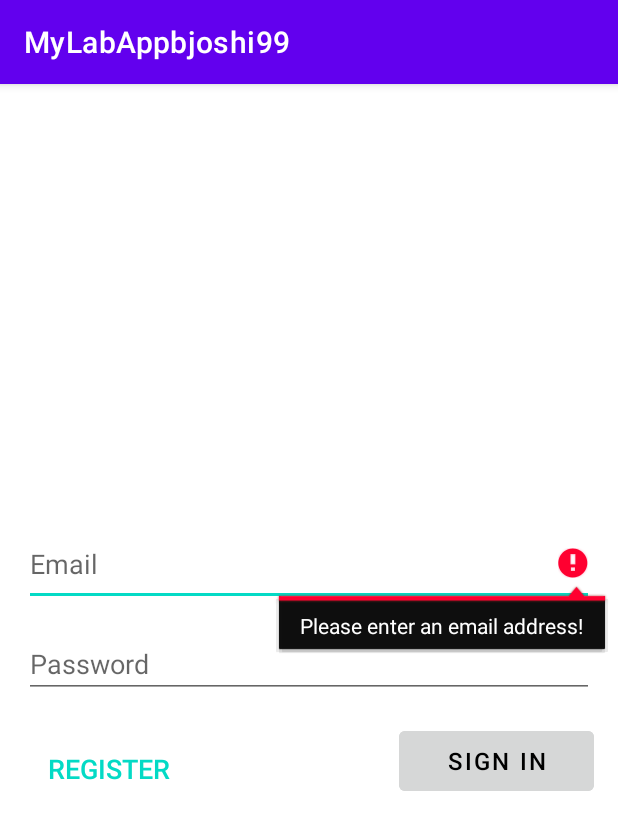
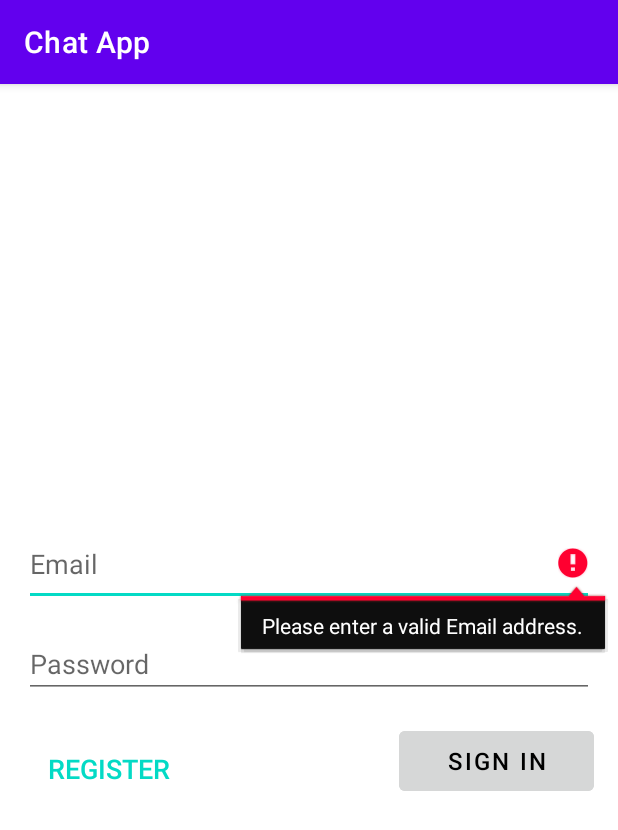
Before and after one commit to bjoshi99/Team-6-TCSS-450, an Android app: the screen it shows after launch (AuthActivity), after a tap on an icon or button, on a phone screen of 412 x 824 dp. Shown: the top 830 px of the screen. Run offline under Robolectric (Android 15) with nearby library versions, the phone set to English and light mode, and no system bars; our stand-ins replace Volley.

Commit message:
update signIn fragment

```diff
--- a/app/src/main/java/edu/uw/team6tcss450/ui/auth/signin/SignInFragment.java
+++ b/app/src/main/java/edu/uw/team6tcss450/ui/auth/signin/SignInFragment.java
@@ -1,6 +1,10 @@
 package edu.uw.team6tcss450.ui.auth.signin;
 
 import android.os.Bundle;
+import android.util.Log;
+import android.view.LayoutInflater;
+import android.view.View;
+import android.view.ViewGroup;
 
 import androidx.annotation.NonNull;
 import androidx.annotation.Nullable;
@@ -8,37 +12,31 @@ import androidx.fragment.app.Fragment;
 import androidx.lifecycle.ViewModelProvider;
 import androidx.navigation.Navigation;
 
-import android.util.Log;
-import android.view.LayoutInflater;
-import android.view.View;
-import android.view.ViewGroup;
-
-import com.auth0.jwt.JWT;
-import com.auth0.jwt.algorithms.Algorithm;
-import com.auth0.jwt.exceptions.JWTCreationException;
-
 import org.json.JSONException;
 import org.json.JSONObject;
 
-import edu.uw.team6tcss450.R;
 import edu.uw.team6tcss450.databinding.FragmentSignInBinding;
+import edu.uw.team6tcss450.ui.auth.signin.SignInFragmentArgs;
+import edu.uw.team6tcss450.ui.auth.signin.SignInFragmentDirections;
+import edu.uw.team6tcss450.ui.auth.signin.SignInViewModel;
+import edu.uw.team6tcss450.utils.PasswordValidator;
+
+import static edu.uw.team6tcss450.utils.PasswordValidator.*;
 
 /**
- * create an instance of this fragment.
+ * A simple {@link Fragment} subclass.
  */
 public class SignInFragment extends Fragment {
 
-    /**
-     * Binding object of this class
-     */
     private FragmentSignInBinding binding;
-
     private SignInViewModel mSignInModel;
 
-    /**
-     * String variable to store user entered email address
-     */
-    private String email;
+    private PasswordValidator mEmailValidator = checkPwdLength(2)
+            .and(checkExcludeWhiteSpace())
+            .and(checkPwdSpecialChar("@"));
+
+    private PasswordValidator mPassWordValidator = checkPwdLength(1)
+            .and(checkExcludeWhiteSpace());
 
     public SignInFragment() {
         // Required empty public constructor
@@ -54,8 +52,8 @@ public class SignInFragment extends Fragment {
     @Override
     public View onCreateView(LayoutInflater inflater, ViewGroup container,
                              Bundle savedInstanceState) {
-
-        binding = FragmentSignInBinding.inflate(inflater, container, false);
+        binding = FragmentSignInBinding.inflate(inflater);
+        // Inflate the layout for this fragment
         return binding.getRoot();
     }
 
@@ -63,72 +61,38 @@ public class SignInFragment extends Fragment {
     public void onViewCreated(@NonNull View view, @Nullable Bundle savedInstanceState) {
         super.onViewCreated(view, savedInstanceState);
 
+        binding.buttonRegister.setOnClickListener(button ->
+                Navigation.findNavController(getView()).navigate(
+                        SignInFragmentDirections.actionSignInFragmentToRegisterFragment()
+                ));
 
-        //sets the onclick event for register button
-        //navigates to register fragment
-        binding.buttonRegister.setOnClickListener(button -> {
-
-            //Use the navigate method to perform the navigation.
-            Navigation.findNavController(getView()).navigate(
-                    SignInFragmentDirections.actionSignInFragmentToRegisterFragment()
-            );
-        });
-
-        //on click listener for sign in button
-        binding.buttonSignin.setOnClickListener(this::onClickSignIn);
+        binding.buttonSignin.setOnClickListener(this::attemptSignIn);
 
         mSignInModel.addResponseObserver(
                 getViewLifecycleOwner(),
-                this::observeResponse
-        );
+                this::observeResponse);
 
         SignInFragmentArgs args = SignInFragmentArgs.fromBundle(getArguments());
         binding.textEmail.setText(args.getEmail().equals("default") ? "" : args.getEmail());
         binding.editPassword.setText(args.getPassword().equals("default") ? "" : args.getPassword());
     }
 
-    /**
-     * Method to validate user inputs from Sign_in xml file
-     * If all inputs are valid then navigates to success fragment
-     * @param view
-     */
-    private void onClickSignIn(View view){
+    private void attemptSignIn(final View button) {
+        validateEmail();
+    }
 
-        email = binding.textEmail.getText().toString();
-        int size = email.length();
-        int occurrence = size - (email.replaceAll("@", "")).length();
+    private void validateEmail() {
+        mEmailValidator.processResult(
+                mEmailValidator.apply(binding.textEmail.getText().toString().trim()),
+                this::validatePassword,
+                result -> binding.textEmail.setError("Please enter a valid Email address."));
+    }
 
-        if(binding.textEmail.length()==0){
-            binding.textEmail.setError("Please enter an email address!");
-        }
-        else if(occurrence != 1){
-            binding.textEmail.setError("Invalid Email Address. Must contain single '@' ");
-        }
-        else if(binding.editPassword.length()==0) {
-            binding.editPassword.setError("Please enter a password!");
-        }
-        else{
-
-            //lab3 update
-            verifyAuthWithServer();
-
-            //if input is valid - generate JWT
-//            String jwt = generateJwt(email);
-
-            //lab2 update
-            //navigate to mainActivity
-//            SignInFragmentDirections.ActionSignInFragmentToMainActivity direction =
-//                    SignInFragmentDirections.actionSignInFragmentToMainActivity(jwt);
-
-            //navigates to success fragments
-//            SignInFragmentDirections.ActionSignInFragmentToSuccessFragment direction =
-//                    SignInFragmentDirections.actionSignInFragmentToSuccessFragment(email, jwt);
-
-            //Use the navigate method to perform the navigation.
-//            Navigation.findNavController(getView()).navigate(direction);
-
-//            getActivity().finish();
-        }
+    private void validatePassword() {
+        mPassWordValidator.processResult(
+                mPassWordValidator.apply(binding.editPassword.getText().toString()),
+                this::verifyAuthWithServer,
+                result -> binding.editPassword.setError("Please enter a valid Password."));
     }
 
     private void verifyAuthWithServer() {
@@ -138,6 +102,18 @@ public class SignInFragment extends Fragment {
                 binding.editPassword.getText().toString());
         //This is an Asynchronous call. No statements after should rely on the
         //result of connect().
+    }
+
+    /**
+     * Helper to abstract the navigation to the Activity past Authentication.
+     * @param email users email
+     * @param jwt the JSON Web Token supplied by the server
+     */
+    private void navigateToSuccess(final String email, final String jwt) {
+        Navigation.findNavController(getView())
+                .navigate(SignInFragmentDirections
+                        .actionSignInFragmentToMainActivity(email, jwt));
+        getActivity().finish();
     }
 
     /**
@@ -159,12 +135,11 @@ public class SignInFragment extends Fragment {
                 }
             } else {
                 try {
-                    Navigation.findNavController(getView())
-                            .navigate(SignInFragmentDirections
-                                    .actionSignInFragmentToMainActivity(generateJwt( binding.textEmail.getText().toString())));
-
-//
-                } catch (Exception e) {
+                    navigateToSuccess(
+                            binding.textEmail.getText().toString(),
+                            response.getString("token")
+                    );
+                } catch (JSONException e) {
                     Log.e("JSON Parse Error", e.getMessage());
                 }
             }
@@ -172,27 +147,4 @@ public class SignInFragment extends Fragment {
             Log.d("JSON Response", "No Response");
         }
     }
-
-    /**
-     * This helper method is creating a JSON Web Token (JWT). In future labs, the JWT will
-     * be created and sent to us from the Web Service. For now, we will "fake" that and create
-     * the JWT client-side. This is ANTI-PATTERN!!! Do not create JWTs client-side.
-     *
-     * @param email the email used to encode into the JWT
-     * @return the resulting JWT
-     */
-    private String generateJwt(final String email) {
-        String token;
-        try {
-            Algorithm algorithm = Algorithm.HMAC256("secret key don't use a string literal in " +
-                    "production code!!!");
-            token = JWT.create()
-                    .withIssuer("auth0")
-                    .withClaim("email", email)
-                    .sign(algorithm);
-        } catch (JWTCreationException exception){
-            throw new RuntimeException("JWT Failed to Create.");
-        }
-        return token;
-    }
 }
--- a/app/src/main/res/navigation/auth_graph.xml
+++ b/app/src/main/res/navigation/auth_graph.xml
@@ -8,7 +8,7 @@
     <fragment
         android:id="@+id/signInFragment"
         android:name="edu.uw.team6tcss450.ui.auth.signin.SignInFragment"
-        android:label="fragment_sign_in"
+        android:label="@string/title_signin"
         tools:layout="@layout/fragment_sign_in" >
         <action
             android:id="@+id/action_signInFragment_to_registerFragment"
@@ -28,7 +28,7 @@
     <fragment
         android:id="@+id/registerFragment"
         android:name="edu.uw.team6tcss450.ui.auth.register.RegisterFragment"
-        android:label="fragment_register"
+        android:label="@string/title_register"
         tools:layout="@layout/fragment_register" >
         <action
             android:id="@+id/action_registerFragment_to_signInFragment"
@@ -42,5 +42,8 @@
         <argument
             android:name="jwt"
             app:argType="string" />
+        <argument
+            android:name="email"
+            app:argType="string" />
     </activity>
 </navigation>
--- a/app/src/main/res/values/strings.xml
+++ b/app/src/main/res/values/strings.xml
@@ -1,5 +1,5 @@
 <resources>
-    <string name="app_name">MyLabAppbjoshi99</string>
+    <string name="app_name">Chat App</string>
     <!-- TODO: Remove or change this placeholder text -->
     <string name="hello_blank_fragment">Hello blank fragment</string>
     <string name="edit_signin_email">Email</string>
@@ -20,5 +20,8 @@
     <string name="title_chat">Chat</string>
     <string name="title_weather">Weather</string>
     <string name="title_contact">Contact</string>
+    <string name="title_signin">SignIn</string>
+    <string name="title_register">Register</string>
+
 
 </resources>
```
Also changed, not shown: app/src/main/res/navigation/main_graph.xml (+4 -4 lines).
